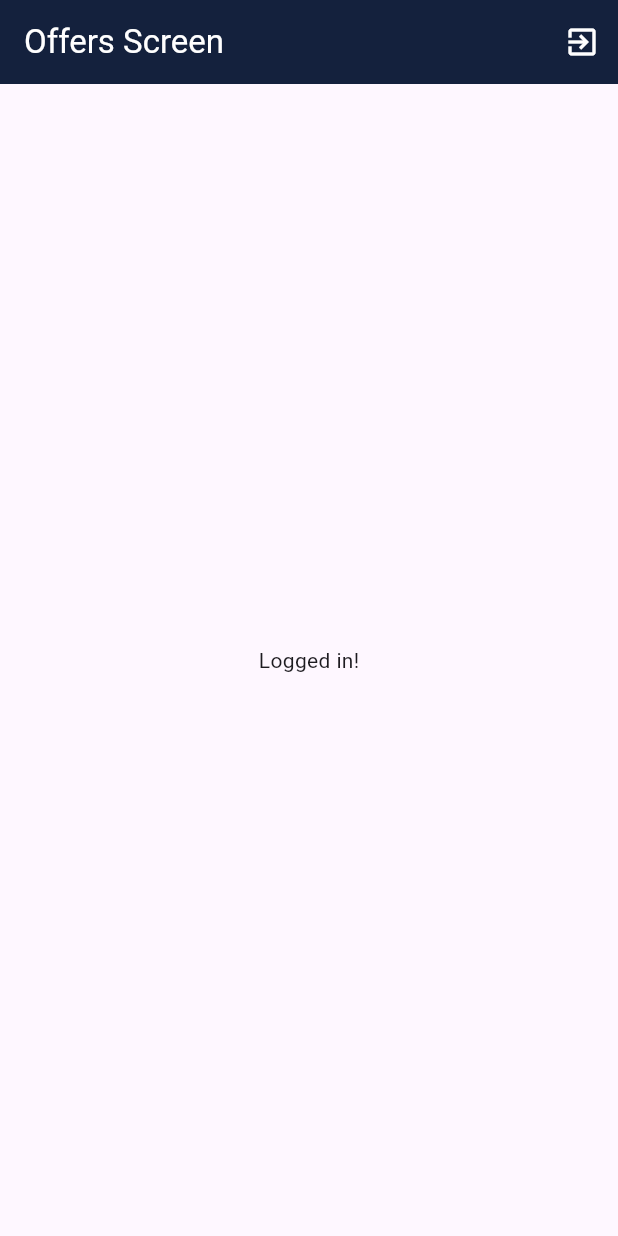
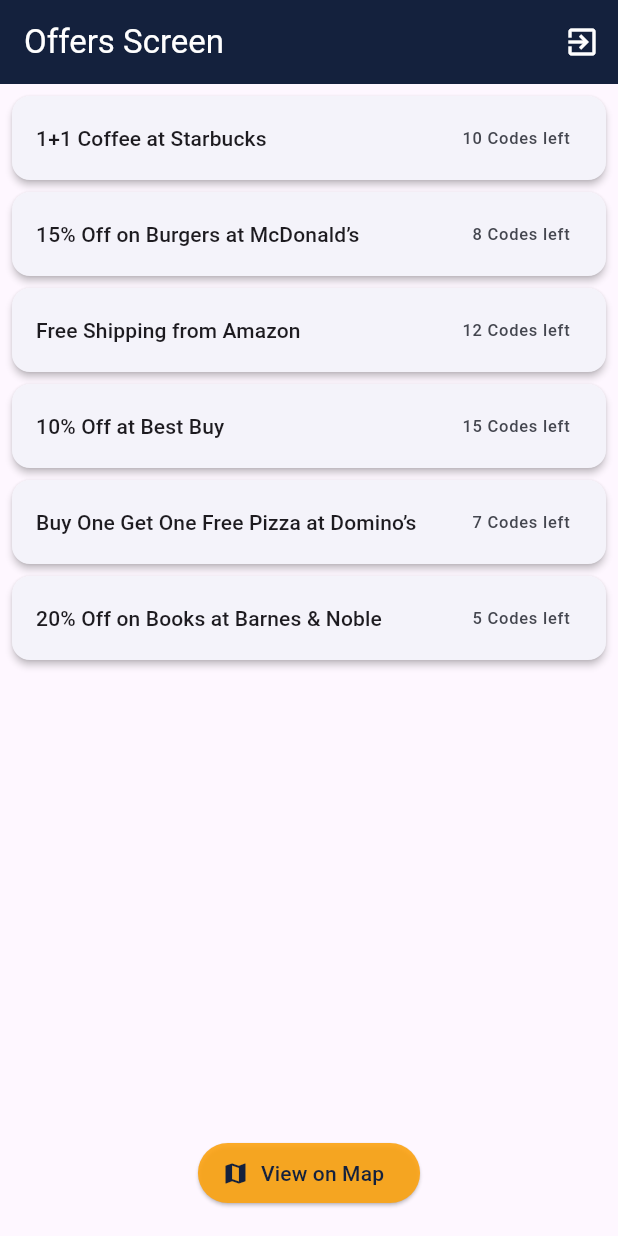
Before and after one commit to AndreasMoss/offers_app, a Flutter app: the screen it shows once a user with an empty profile is signed in, on a phone screen of 412 x 824 dp. Run offline on Flutter 3.47's test engine with Material 3 defaults, Android fonts, the phone set to English and light mode, and no system bars; our stand-ins replace firebase_auth, firebase_core; accounts and stored records are empty; generated files the repository leaves out were written again.

Commit message:
made some of the basic screens

```diff
--- /dev/null
+++ b/lib/dummy_data_for_test/dummy_offers.dart
@@ -0,0 +1,40 @@
+import 'package:offers_app/models/offer.dart';
+
+final dummyOffers = [
+  Offer(
+    id: 'offer1',
+    title: '1+1 Coffee at Starbucks',
+    description: 'Buy one coffee and get another one free at Starbucks!',
+    codes: 10,
+  ),
+  Offer(
+    id: 'offer2',
+    title: '15% Off on Burgers at McDonald’s',
+    description: 'Enjoy 15% off on any burger at McDonald’s.',
+    codes: 8,
+  ),
+  Offer(
+    id: 'offer3',
+    title: 'Free Shipping from Amazon',
+    description: 'Get free shipping on Amazon for orders over \$50.',
+    codes: 12,
+  ),
+  Offer(
+    id: 'offer4',
+    title: '10% Off at Best Buy',
+    description: 'Get 10% off on electronics purchases at Best Buy.',
+    codes: 15,
+  ),
+  Offer(
+    id: 'offer5',
+    title: 'Buy One Get One Free Pizza at Domino’s',
+    description: 'Order a pizza at Domino’s and get a second one for free!',
+    codes: 7,
+  ),
+  Offer(
+    id: 'offer6',
+    title: '20% Off on Books at Barnes & Noble',
+    description: 'Get 20% off on all books at Barnes & Noble.',
+    codes: 5,
+  ),
+];
--- a/lib/main.dart
+++ b/lib/main.dart
@@ -3,7 +3,7 @@ import 'package:flutter/material.dart';
 import 'package:offers_app/screens/auth.dart';
 
 import 'package:firebase_core/firebase_core.dart';
-import 'package:offers_app/screens/offers.dart';
+import 'package:offers_app/screens/offers_main.dart';
 import 'package:offers_app/screens/splash.dart';
 import 'firebase_options.dart';
 
@@ -45,7 +45,7 @@ class MyApp extends StatelessWidget {
               return const SplashScreen();
             }
             if (snapshot.hasData) {
-              return const OffersScreen();
+              return const OffersMainScreen();
             } else {
               return const AuthScreen();
             }
--- /dev/null
+++ b/lib/models/offer.dart
@@ -0,0 +1,25 @@
+class Offer {
+  Offer(
+      {required this.id,
+      required this.title,
+      required this.description,
+      required this.codes});
+
+  final String id;
+  final String title;
+  final String description;
+  final int codes;
+
+  int redeemedCodes = 0;
+
+  int get availableCodes {
+    return codes - redeemedCodes;
+  }
+
+  void redeemCode() {
+    if (availableCodes > 0) {
+      redeemedCodes++;
+    } else
+      print('No Codes left');
+  }
+}
--- /dev/null
+++ b/lib/screens/map.dart
@@ -0,0 +1,20 @@
+import 'package:flutter/material.dart';
+
+class MapScreen extends StatelessWidget {
+  const MapScreen({super.key});
+
+  @override
+  Widget build(BuildContext context) {
+    return Scaffold(
+      appBar: AppBar(
+        title: const Text('Map'),
+      ),
+      body: const Center(
+        child: Text(
+          'This will be the Map Screen',
+          style: TextStyle(fontWeight: FontWeight.bold, fontSize: 20),
+        ),
+      ),
+    );
+  }
+}
--- a/lib/screens/offers.dart
+++ /dev/null
@@ -1,26 +0,0 @@
-import 'package:firebase_auth/firebase_auth.dart';
-import 'package:flutter/material.dart';
-
-class OffersScreen extends StatelessWidget {
-  const OffersScreen({super.key});
-
-  @override
-  Widget build(BuildContext context) {
-    return Scaffold(
-      appBar: AppBar(
-        title: const Text('Offers Screen'),
-        actions: [
-          IconButton(
-              onPressed: FirebaseAuth.instance.signOut,
-              icon: Icon(
-                Icons.exit_to_app,
-                color: Theme.of(context).colorScheme.onPrimary,
-              ))
-        ],
-      ),
-      body: const Center(
-        child: Text('Logged in!'),
-      ),
-    );
-  }
-}
--- /dev/null
+++ b/lib/screens/offers_main.dart
@@ -0,0 +1,78 @@
+import 'package:firebase_auth/firebase_auth.dart';
+import 'package:flutter/material.dart';
+
+//dummydata
+import 'package:offers_app/dummy_data_for_test/dummy_offers.dart';
+import 'package:offers_app/screens/map.dart';
+import 'package:offers_app/screens/offers_details.dart';
+
+class OffersMainScreen extends StatelessWidget {
+  const OffersMainScreen({super.key});
+
+  @override
+  Widget build(BuildContext context) {
+    return Scaffold(
+      appBar: AppBar(
+        title: const Text('Offers Screen'),
+        actions: [
+          IconButton(
+            onPressed: FirebaseAuth.instance.signOut,
+            icon: Icon(
+              Icons.exit_to_app,
+              color: Theme.of(context).colorScheme.onPrimary,
+            ),
+          ),
+        ],
+      ),
+      body: Column(
+        children: [
+          Expanded(
+            child: ListView.builder(
+              padding: const EdgeInsets.symmetric(horizontal: 4, vertical: 4),
+              itemCount: dummyOffers.length,
+              itemBuilder: (ctx, index) {
+                return Card(
+                  elevation: 2,
+                  child: ListTile(
+                    onTap: () {
+                      Navigator.of(context).push(
+                        MaterialPageRoute(
+                          builder: (ctx) {
+                            return OffersDetails(offer: dummyOffers[index]);
+                          },
+                        ),
+                      );
+                    },
+                    title: Text(
+                      dummyOffers[index].title,
+                      style: Theme.of(context).textTheme.labelLarge,
+                    ),
+                    trailing:
+                        Text('${dummyOffers[index].availableCodes} Codes left'),
+                  ),
+                );
+              },
+            ),
+          ),
+          Padding(
+            padding: const EdgeInsets.all(18.0),
+            child: ElevatedButton.icon(
+              icon: const Icon(Icons.map),
+              onPressed: () {
+                Navigator.of(context).push(
+                    MaterialPageRoute(builder: (ctx) => const MapScreen()));
+              },
+              style: ElevatedButton.styleFrom(
+                  backgroundColor: Theme.of(context)
+                      .colorScheme
+                      .secondary
+                      .withOpacity(0.9) // Full width button
+                  ),
+              label: const Text('View on Map'),
+            ),
+          ),
+        ],
+      ),
+    );
+  }
+}
```
Also changed, not shown: lib/screens/offers_details.dart (added, +49 -0 lines).
